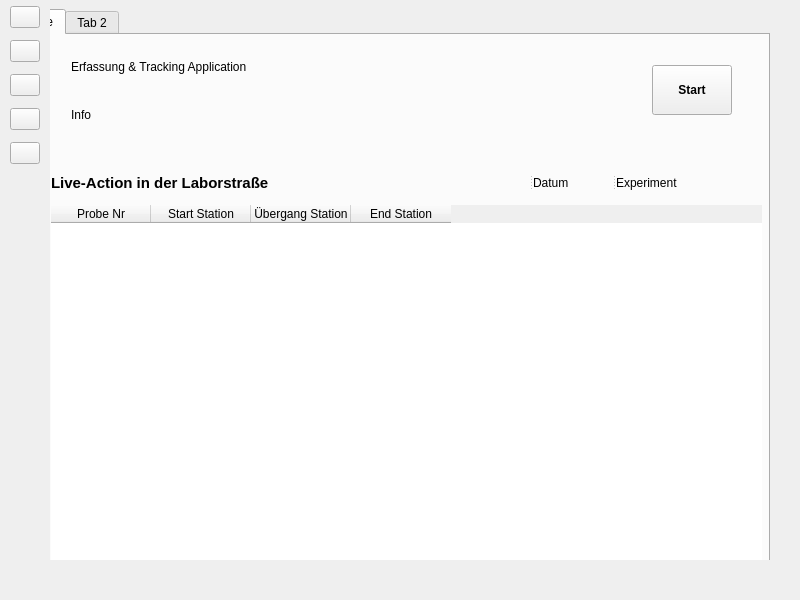
Before: the Qt Designer form GUI/Navigation.ui in Prof-Adrian-Mueller/Agile_Roboticsystems_Laborstrasse, drawn with Qt 5.
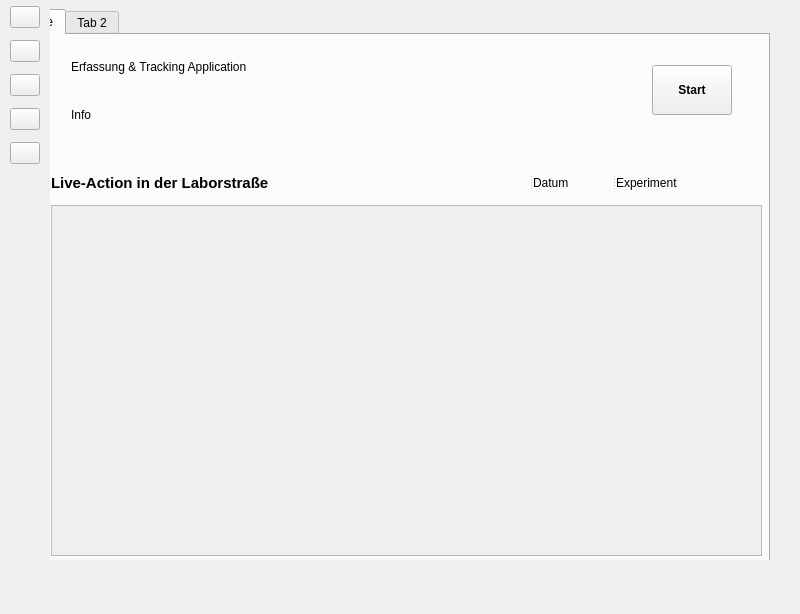
After: the same form once the commit is applied. Icons and pictures are not drawn.

The edit to the form file:
```diff
--- a/GUI/Navigation.ui
+++ b/GUI/Navigation.ui
@@ -7,7 +7,7 @@
     <x>0</x>
     <y>0</y>
     <width>800</width>
-    <height>600</height>
+    <height>614</height>
    </rect>
   </property>
   <property name="windowTitle">
@@ -70,99 +70,6 @@
         <attribute name="title">
          <string>Live</string>
         </attribute>
-        <widget class="QTableWidget" name="tableWidgetLiveAction">
-         <property name="geometry">
-          <rect>
-           <x>30</x>
-           <y>170</y>
-           <width>711</width>
-           <height>361</height>
-          </rect>
-         </property>
-         <property name="sizePolicy">
-          <sizepolicy hsizetype="Maximum" vsizetype="Maximum">
-           <horstretch>0</horstretch>
-           <verstretch>0</verstretch>
-          </sizepolicy>
-         </property>
-         <property name="frameShape">
-          <enum>QFrame::NoFrame</enum>
-         </property>
-         <property name="frameShadow">
-          <enum>QFrame::Raised</enum>
-         </property>
-         <property name="editTriggers">
-          <set>QAbstractItemView::NoEditTriggers</set>
-         </property>
-         <property name="showDropIndicator" stdset="0">
-          <bool>false</bool>
-         </property>
-         <property name="dragEnabled">
-          <bool>false</bool>
-         </property>
-         <property name="dragDropOverwriteMode">
-          <bool>false</bool>
-         </property>
-         <property name="defaultDropAction">
-          <enum>Qt::IgnoreAction</enum>
-         </property>
-         <property name="alternatingRowColors">
-          <bool>false</bool>
-         </property>
-         <property name="selectionMode">
-          <enum>QAbstractItemView::NoSelection</enum>
-         </property>
-         <property name="selectionBehavior">
-          <enum>QAbstractItemView::SelectRows</enum>
-         </property>
-         <property name="textElideMode">
-          <enum>Qt::ElideMiddle</enum>
-         </property>
-         <property name="showGrid">
-          <bool>false</bool>
-         </property>
-         <property name="gridStyle">
-          <enum>Qt::NoPen</enum>
-         </property>
-         <property name="sortingEnabled">
-          <bool>true</bool>
-         </property>
-         <property name="wordWrap">
-          <bool>false</bool>
-         </property>
-         <property name="cornerButtonEnabled">
-          <bool>false</bool>
-         </property>
-         <attribute name="horizontalHeaderCascadingSectionResizes">
-          <bool>true</bool>
-         </attribute>
-         <attribute name="verticalHeaderMinimumSectionSize">
-          <number>100</number>
-         </attribute>
-         <attribute name="verticalHeaderDefaultSectionSize">
-          <number>100</number>
-         </attribute>
-         <column>
-          <property name="text">
-           <string>Probe Nr</string>
-          </property>
-         </column>
-         <column>
-          <property name="text">
-           <string>Start Station</string>
-          </property>
-         </column>
-         <column>
-          <property name="text">
-           <string>Übergang Station</string>
-          </property>
-         </column>
-         <column>
-          <property name="text">
-           <string>End Station</string>
-          </property>
-         </column>
-        </widget>
         <widget class="QSplitter" name="splitter">
          <property name="geometry">
           <rect>
@@ -251,6 +158,46 @@
           </item>
          </layout>
         </widget>
+        <widget class="QWidget" name="gridLayoutWidget">
+         <property name="geometry">
+          <rect>
+           <x>30</x>
+           <y>170</y>
+           <width>711</width>
+           <height>351</height>
+          </rect>
+         </property>
+         <layout class="QGridLayout" name="gridLayout_2">
+          <item row="0" column="0">
+           <widget class="QScrollArea" name="scrollArea">
+            <property name="widgetResizable">
+             <bool>true</bool>
+            </property>
+            <widget class="QWidget" name="scrollAreaWidgetContents_2">
+             <property name="geometry">
+              <rect>
+               <x>0</x>
+               <y>0</y>
+               <width>707</width>
+               <height>347</height>
+              </rect>
+             </property>
+             <widget class="QWidget" name="verticalLayoutWidget">
+              <property name="geometry">
+               <rect>
+                <x>0</x>
+                <y>0</y>
+                <width>711</width>
+                <height>341</height>
+               </rect>
+              </property>
+              <layout class="QVBoxLayout" name="liveVieListItemLayout"/>
+             </widget>
+            </widget>
+           </widget>
+          </item>
+         </layout>
+        </widget>
        </widget>
        <widget class="QWidget" name="tab_2">
         <attribute name="title">
```
